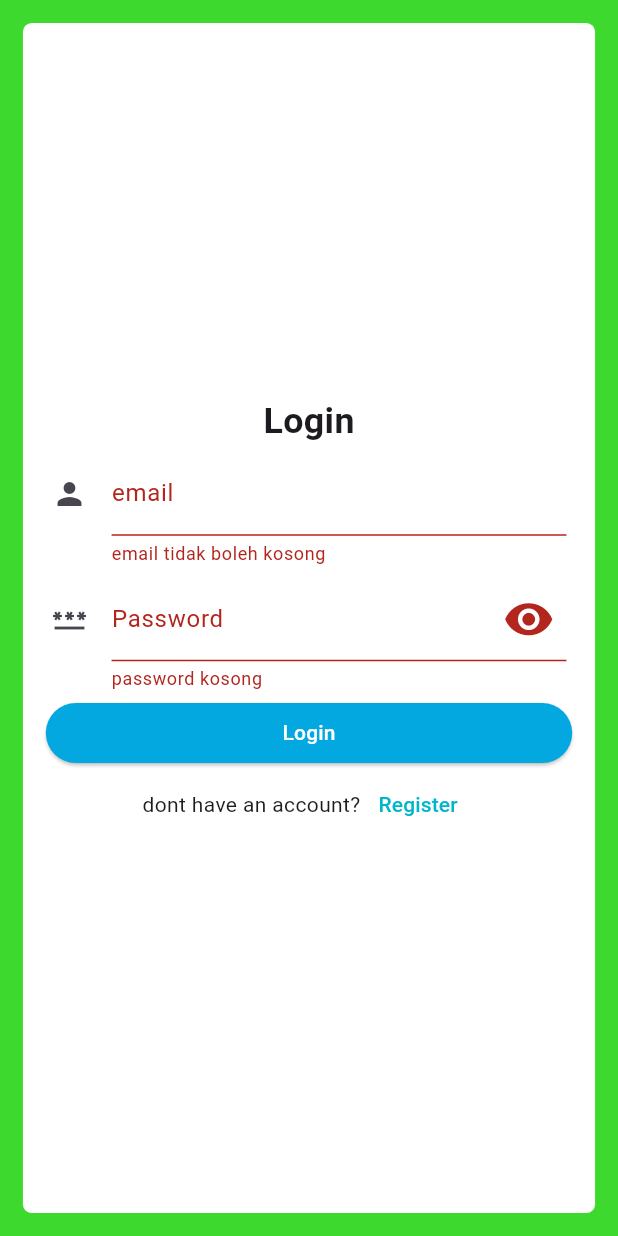
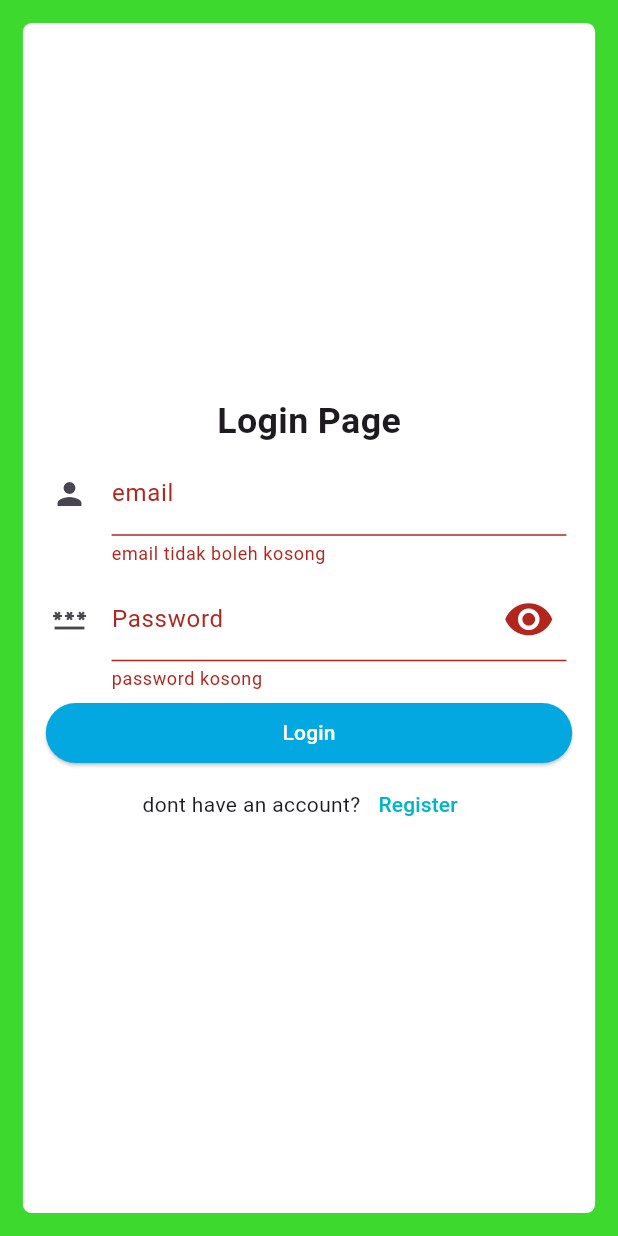
Before and after one commit to alexisngaing/ugd-d-4-hospital, a Flutter app: the screen it shows after launch, after a tap on "Login", on a phone screen of 412 x 824 dp. Run offline on Flutter 3.47's test engine with Material 3 defaults, Android fonts, the phone set to English and light mode, and no system bars; our stand-ins replace barcode_widget, flutter_riverpod, flutter_tts, fluttertoast, geocoding, geolocator and 9 more; missing offline and left inert: qr_code_scanner; accounts and stored records are empty; network calls fail.

Commit message:
register login

```diff
--- a/lib/View/login.dart
+++ b/lib/View/login.dart
@@ -1,13 +1,14 @@
 import 'package:flutter/material.dart';
 import 'package:flutter_riverpod/flutter_riverpod.dart';
+import 'package:fluttertoast/fluttertoast.dart';
 import 'package:ugd_4_hospital/View/home.dart';
 import 'package:ugd_4_hospital/database/API/UserClient.dart';
-import 'package:ugd_4_hospital/database/sql_helper_profile.dart';
+//import 'package:ugd_4_hospital/database/sql_helper_profile.dart';
 import 'package:ugd_4_hospital/utils/toast_util.dart';
 import 'package:ugd_4_hospital/View/register.dart';
 import 'package:shared_preferences/shared_preferences.dart';
 import 'package:responsive_sizer/responsive_sizer.dart';
-import 'package:ugd_4_hospital/data/User.dart';
+//import 'package:ugd_4_hospital/data/User.dart';
 import 'package:ugd_4_hospital/main.dart';
 
 class LoginPage extends ConsumerStatefulWidget {
@@ -37,6 +38,7 @@ class _LoginPageState extends ConsumerState<LoginPage> {
       FormFieldValidator<String>? validator, {
       bool isPassword = false,
       required TextEditingController controller,
+      required Key key,
       required String hintTxt,
       required String helperTxt,
       required IconData iconData,
@@ -44,6 +46,7 @@ class _LoginPageState extends ConsumerState<LoginPage> {
       return Padding(
         padding: EdgeInsets.all(8.sp),
         child: TextFormField(
+          key: key,
           controller: controller,
           validator: validator,
           obscureText: isPassword ? _isObscured : false,
@@ -92,7 +95,7 @@ class _LoginPageState extends ConsumerState<LoginPage> {
                 mainAxisAlignment: MainAxisAlignment.center,
                 children: [
                   Text(
-                    'Login',
+                    'Login Page',
                     style: TextStyle(
                       fontSize: 20.sp,
                       fontWeight: FontWeight.bold,
@@ -105,6 +108,7 @@ class _LoginPageState extends ConsumerState<LoginPage> {
                       }
                       return null;
                     },
+                    key: const Key('email'),
                     controller: emailController,
                     hintTxt: "email",
                     helperTxt: "Inputkan email yang telah didaftar",
@@ -117,6 +121,7 @@ class _LoginPageState extends ConsumerState<LoginPage> {
                       }
                       return null;
                     },
+                    key: const Key('password'),
                     isPassword: true,
                     controller: passwordController,
                     hintTxt: "Password",
@@ -130,22 +135,38 @@ class _LoginPageState extends ConsumerState<LoginPage> {
                         if (_formKey.currentState!.validate()) {
                           String email = emailController.text;
                           String password = passwordController.text;
-
+                          if (email == 'testLogin' &&
+                              password == 'testLoginPassword') {
+                            ScaffoldMessenger.of(context).showSnackBar(
+                              const SnackBar(
+                                key: ValueKey('snackBar'),
+                                content: Text('Login Sukses'),
+                              ),
+                            );
+                            await saveEmail(email);
+                            pushHome(context);
+                          } else {
                             try {
                               var response =
                                   await UserClient.login(email, password);
                               if (response["status"]) {
-                              showToast("Login Sukses");
-                              Navigator.push(
-                                context,
-                                MaterialPageRoute(
-                                    builder: (_) => const HomePage()),
+                                ScaffoldMessenger.of(context).showSnackBar(
+                                  const SnackBar(
+                                    key: ValueKey('snackBar'),
+                                    content: Text('Login Sukses'),
+                                  ),
                                 );
                               }
-
+                              pushHome(context);
                               await saveEmail(email);
                             } catch (e) {
-                            showToast("Login Gagal");
+                              ScaffoldMessenger.of(context).showSnackBar(
+                                const SnackBar(
+                                  key: Key('snackBar-failed'),
+                                  content: Text('Login Gagal'),
+                                ),
+                              );
+                            }
                           }
                         }
                       },
@@ -153,13 +174,14 @@ class _LoginPageState extends ConsumerState<LoginPage> {
                         foregroundColor: Colors.white,
                         backgroundColor: const Color.fromARGB(255, 2, 168, 223),
                       ),
-                      child: Text('Login'),
+                      key: const ValueKey('login'),
+                      child: const Text('Login'),
                     ),
                   ),
                   Row(
                     mainAxisAlignment: MainAxisAlignment.center,
                     children: [
-                      Text('dont have an account?'),
+                      const Text('dont have an account?'),
                       TextButton(
                         onPressed: () {
                           Map<String, dynamic> formData = {};
@@ -167,7 +189,7 @@ class _LoginPageState extends ConsumerState<LoginPage> {
                           formData['password'] = passwordController.text;
                           pushRegister(context);
                         },
-                        child: Text(
+                        child: const Text(
                           'Register',
                           style: TextStyle(
                               color: Color.fromARGB(255, 1, 182, 202)),
@@ -191,6 +213,13 @@ class _LoginPageState extends ConsumerState<LoginPage> {
     );
   }
 
+  void pushHome(BuildContext context) {
+    Navigator.push(
+      context,
+      MaterialPageRoute(builder: (_) => const HomePage()),
+    );
+  }
+
   Future<void> saveEmail(String email) async {
     SharedPreferences prefs = await SharedPreferences.getInstance();
     prefs.setString('email', email);
--- a/lib/View/profile.dart
+++ b/lib/View/profile.dart
@@ -1,10 +1,10 @@
-import 'dart:convert';
+//import 'dart:convert';
 import 'package:flutter/material.dart';
 import 'package:shared_preferences/shared_preferences.dart';
 import 'package:ugd_4_hospital/data/User.dart';
 import 'package:ugd_4_hospital/database/API/UserClient.dart';
-import 'package:ugd_4_hospital/database/sql_helper_profile.dart';
-import 'package:ugd_4_hospital/main.dart';
+//import 'package:ugd_4_hospital/database/sql_helper_profile.dart';
+//import 'package:ugd_4_hospital/main.dart';
 import 'package:ugd_4_hospital/utils/toast_util.dart';
 import 'package:ugd_4_hospital/View/home.dart';
 import 'dart:typed_data';
--- a/lib/page/transaksi_input_page.dart
+++ b/lib/page/transaksi_input_page.dart
@@ -3,7 +3,7 @@ import 'package:ugd_4_hospital/database/sql_helper_transaksi.dart';
 import 'package:ugd_4_hospital/data/transaksi.dart';
 import 'package:ugd_4_hospital/View/home.dart';
 import 'package:ugd_4_hospital/data/product.dart';
-import 'package:ugd_4_hospital/View/PDF/pdf_view.dart';
+//import 'package:ugd_4_hospital/View/PDF/pdf_view.dart';
 import 'package:uuid/uuid.dart';
 import 'dart:typed_data';
 import 'package:image_picker/image_picker.dart';
```
Also changed, not shown: lib/View/Pasien/pasienView.dart (+8 -7 lines), lib/View/register.dart (+19 -30 lines), lib/database/API/UserClient.dart (+33 -1 lines), lib/page/belanja_input_page.dart (+6 -3 lines), lib/page/booking_input_page.dart (+10 -3 lines), lib/utils/toast_util.dart (line endings or trailing spaces), pubspec.lock, 6 other files. Lines whose indentation alone changed are shown as unchanged.
